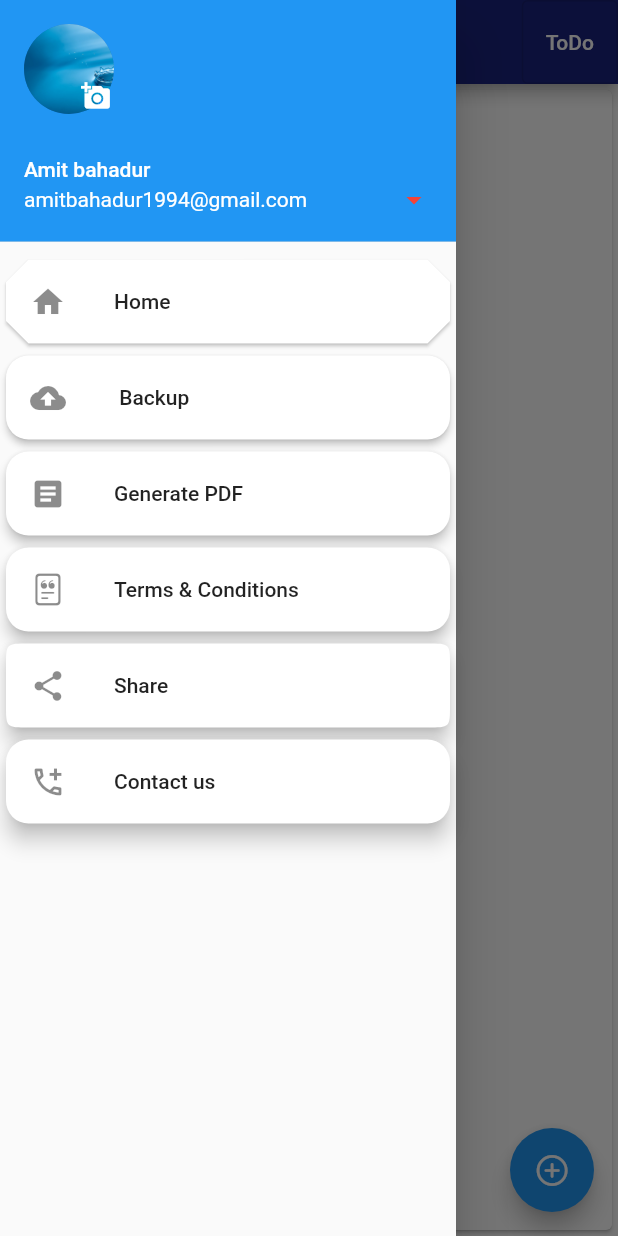
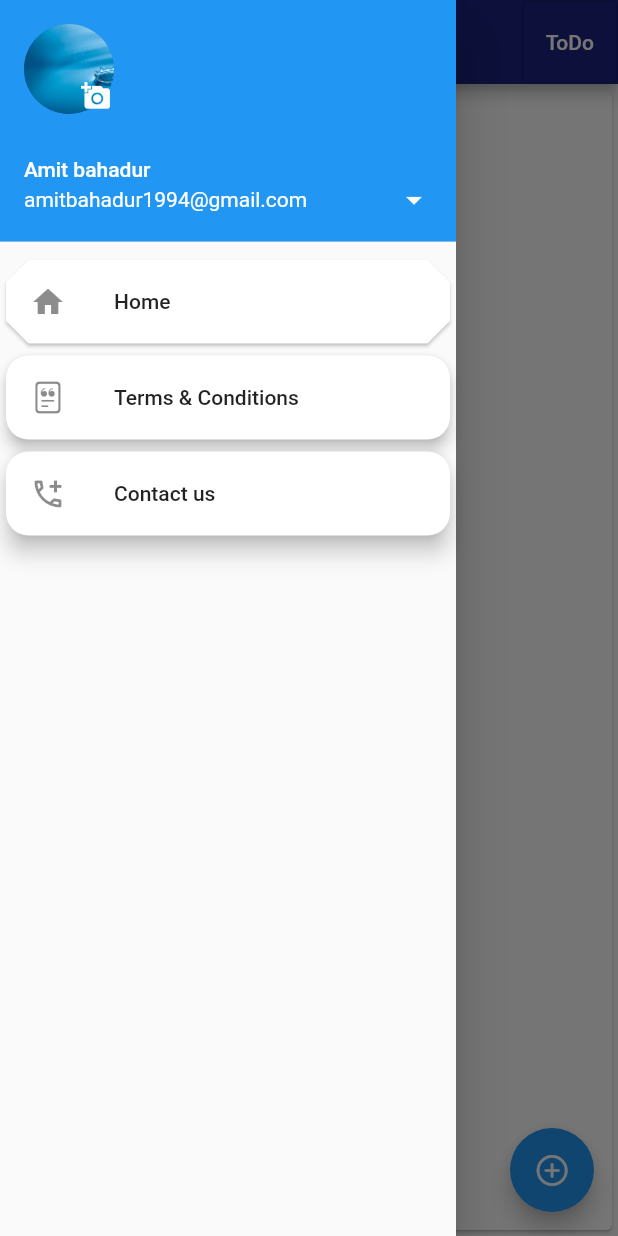
Before and after one commit to amityamsi/Todo-App, a Flutter app: the screen it shows after launch, with the side drawer open, on a phone screen of 412 x 824 dp. Run offline on Flutter 3.47's test engine with Material 2 defaults, Android fonts, the phone set to English and light mode, and no system bars; our stand-ins replace cloud_firestore, firebase_core, firebase_storage, flutter_html, image_picker, lottie and 1 more; accounts and stored records are empty.

Commit message:
git add .

```diff
--- a/lib/home_page.dart
+++ b/lib/home_page.dart
@@ -57,7 +57,6 @@ class _HomePageState extends State<HomePage> {
               ),
               onDetailsPressed: () {},
               accountEmail: const Text("amitbahadur1994@gmail.com"),
-              arrowColor: Colors.red,
               currentAccountPicture: SizedBox(
                 child: Stack(
                   children: [
@@ -141,32 +140,6 @@ class _HomePageState extends State<HomePage> {
               ),
             ),
 
-            //Back up data
-            Card(
-              elevation: 2,
-              shape: RoundedRectangleBorder(
-                  borderRadius: BorderRadius.circular(15)),
-              shadowColor: Colors.black,
-              child: ListTile(
-                leading: const Icon(Icons.backup),
-                title: const Text(" Backup"),
-                onTap: () {},
-              ),
-            ),
-
-            //Generate Pdf
-            Card(
-              elevation: 3,
-              shape: RoundedRectangleBorder(
-                  borderRadius: BorderRadius.circular(15)),
-              shadowColor: Colors.black,
-              child: ListTile(
-                leading: const Icon(Icons.article),
-                title: const Text("Generate PDF"),
-                onTap: () {},
-              ),
-            ),
-
             //Terms and Conditions
             Card(
               elevation: 4,
@@ -181,21 +154,6 @@ class _HomePageState extends State<HomePage> {
                       context,
                       MaterialPageRoute(
                           builder: (context) => TermsAndConditions()));
-                },
-              ),
-            ),
-
-            //Share
-            Card(
-              elevation: 5,
-              shape: ContinuousRectangleBorder(
-                  borderRadius: BorderRadius.circular(15)),
-              shadowColor: Colors.black,
-              child: ListTile(
-                leading: const Icon(Icons.share),
-                title: const Text("Share"),
-                onTap: () {
-                  setState(() {});
                 },
               ),
             ),
```
